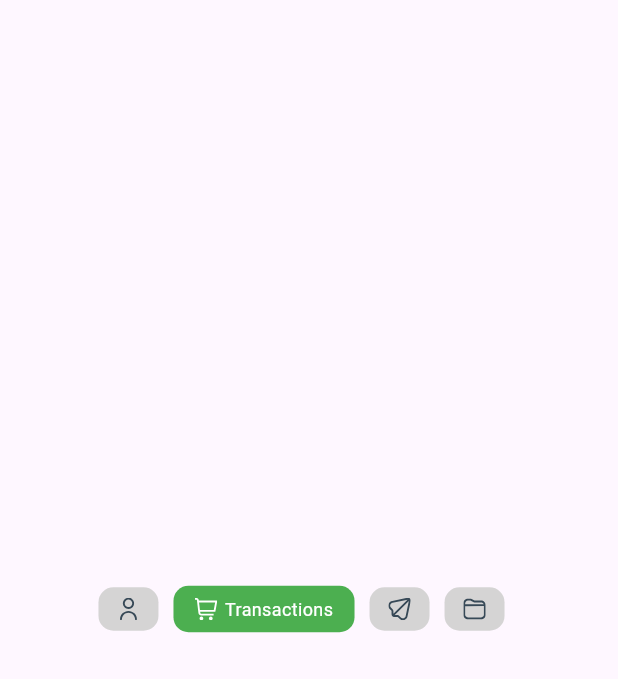
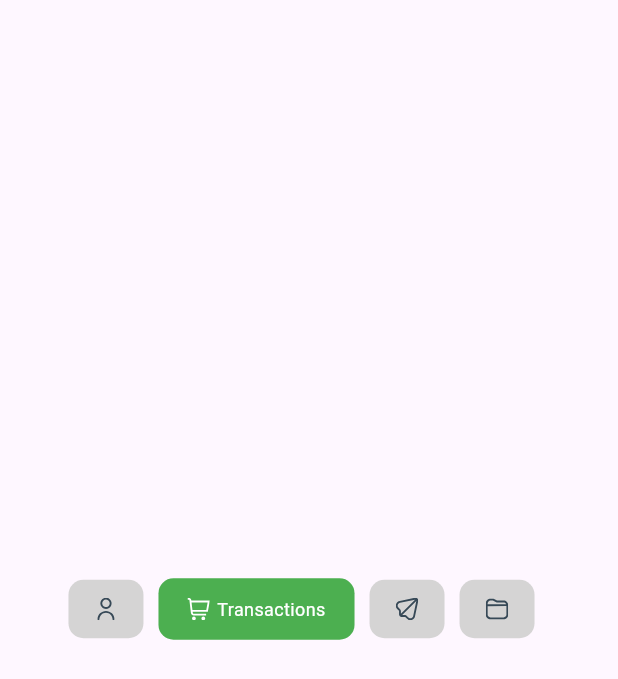
Before and after one commit to yunweneric/flutter-open-ui, a Flutter app: the screen it shows after launch, after a tap on an icon or button, on a phone screen of 412 x 824 dp. Shown: the top 679 px of the screen. Run offline on Flutter 3.47's test engine with Material 3 defaults, Android fonts, the phone set to English and light mode, and no system bars; our stand-ins replace flutter_svg.

Commit message:
completed tab animtion

```diff
--- a/lib/screens/home_screen.dart
+++ b/lib/screens/home_screen.dart
@@ -48,41 +48,36 @@ class _HomeScreenState extends State<HomeScreen> {
                         maxLines: 1,
                         textDirection: TextDirection.ltr,
                       )..layout();
-                      final textWidth = textPainter.size.width + 40;
-                      return InkWell(
-                        onTap: () {
-                          setState(() {
-                            activeIndex = index;
-                          });
-                        },
-                        child: AnimatedContainer(
+                      final textWidth = textPainter.size.width + 50;
+                      return AnimatedContainer(
                         duration: const Duration(milliseconds: 500),
                         margin: const EdgeInsets.only(right: 10),
-                          padding: const EdgeInsets.symmetric(vertical: 5, horizontal: 5),
+                        padding: const EdgeInsets.symmetric(vertical: 12),
                         decoration: BoxDecoration(
                           color: isActive ? item.color : Color.fromARGB(255, 213, 212, 212),
                           borderRadius: BorderRadius.circular(10),
                         ),
-                          width: isActive ? textWidth : 40,
-                          // width: 80,
-                          child: Padding(
-                            padding: const EdgeInsets.all(2.0),
+                        width: isActive ? textWidth : 50,
+                        child: InkWell(
+                          onTap: () => setState(() => activeIndex = index),
                           child: Row(
                             mainAxisAlignment: MainAxisAlignment.center,
                             children: [
                               SvgPicture.asset(item.icon, height: 15, color: isActive ? Colors.white : null),
                               if (isActive) ...[
                                 const SizedBox(width: 5),
-                                  Text(
+                                Flexible(
+                                  child: Text(
                                     item.title,
                                     softWrap: true,
                                     maxLines: 1,
-                                    overflow: TextOverflow.ellipsis,
+                                    overflow: TextOverflow.clip,
+                                    textAlign: TextAlign.center,
                                     style: TextStyle(fontSize: 12, color: isActive ? Colors.white : null),
+                                  ),
                                 ),
                               ],
                             ],
-                            ),
                           ),
                         ),
                       );
```
Lines whose indentation alone changed are shown as unchanged.
